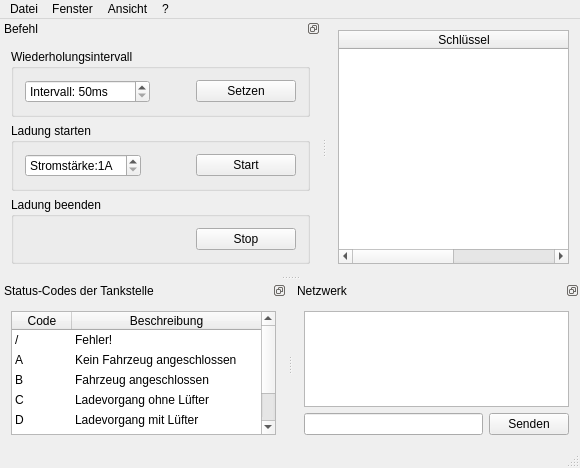
Above: Client/Desktop/EVSE/mainwindow.ui from agrippa1994/mobile_evse before the change. Below: the same form after it.
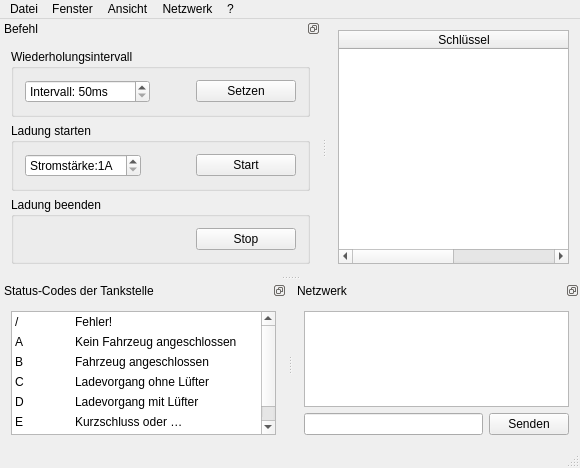
That is the form after the change.

Commit message: Alles wird im Schnittstellen-Programm geloggt Menüpunkt "Netzwerk" hinzugefügt

Patch:
```diff
--- a/Client/Desktop/EVSE/mainwindow.ui
+++ b/Client/Desktop/EVSE/mainwindow.ui
@@ -73,7 +73,7 @@
      <x>0</x>
      <y>0</y>
      <width>580</width>
-     <height>22</height>
+     <height>25</height>
     </rect>
    </property>
    <widget class="QMenu" name="menuDatei">
@@ -110,9 +110,17 @@
     <addaction name="actionNetzwerk_verbergen"/>
     <addaction name="actionBefehle_verbergen"/>
    </widget>
+   <widget class="QMenu" name="menuNetzwrk">
+    <property name="title">
+     <string>Netzwerk</string>
+    </property>
+    <addaction name="actionVerbindung_ffnen"/>
+    <addaction name="actionVerbindung_schlie_en"/>
+   </widget>
    <addaction name="menuDatei"/>
    <addaction name="menuFenster"/>
    <addaction name="menuAnsicht"/>
+   <addaction name="menuNetzwrk"/>
    <addaction name="menu"/>
   </widget>
   <widget class="QStatusBar" name="statusBar"/>
@@ -158,7 +166,7 @@
         <bool>false</bool>
        </property>
        <attribute name="horizontalHeaderVisible">
-        <bool>true</bool>
+        <bool>false</bool>
        </attribute>
        <attribute name="horizontalHeaderCascadingSectionResizes">
         <bool>false</bool>
```
Left out of the diff: 10 changed lines with no effect on the pictures. The commit also changes 9 other files.
